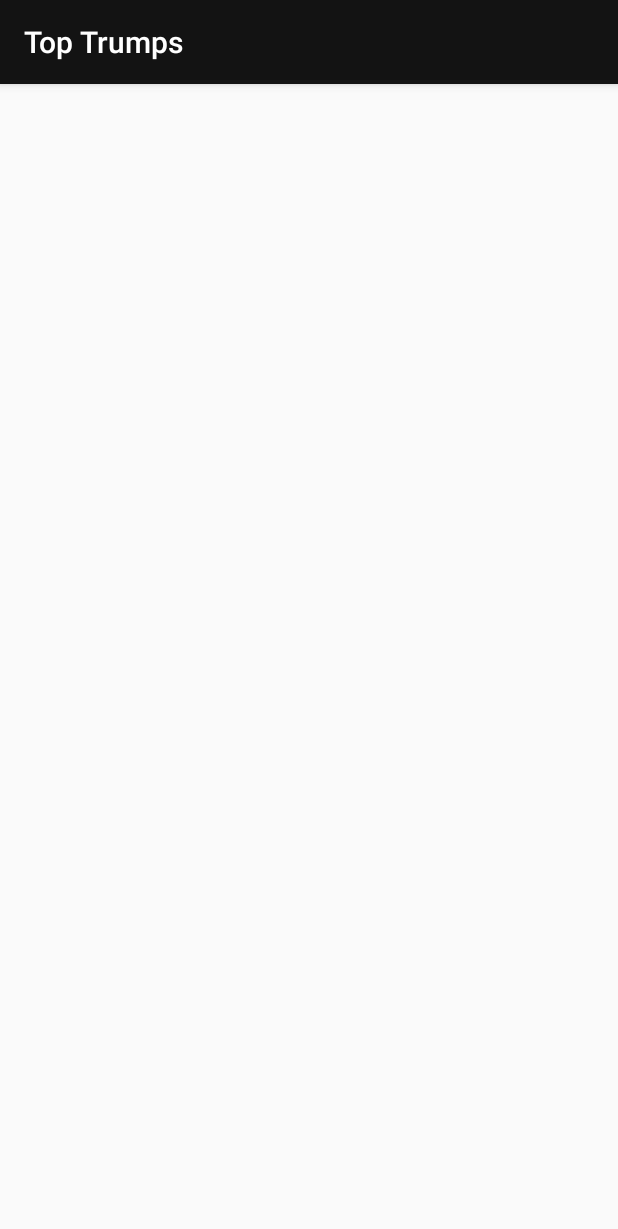
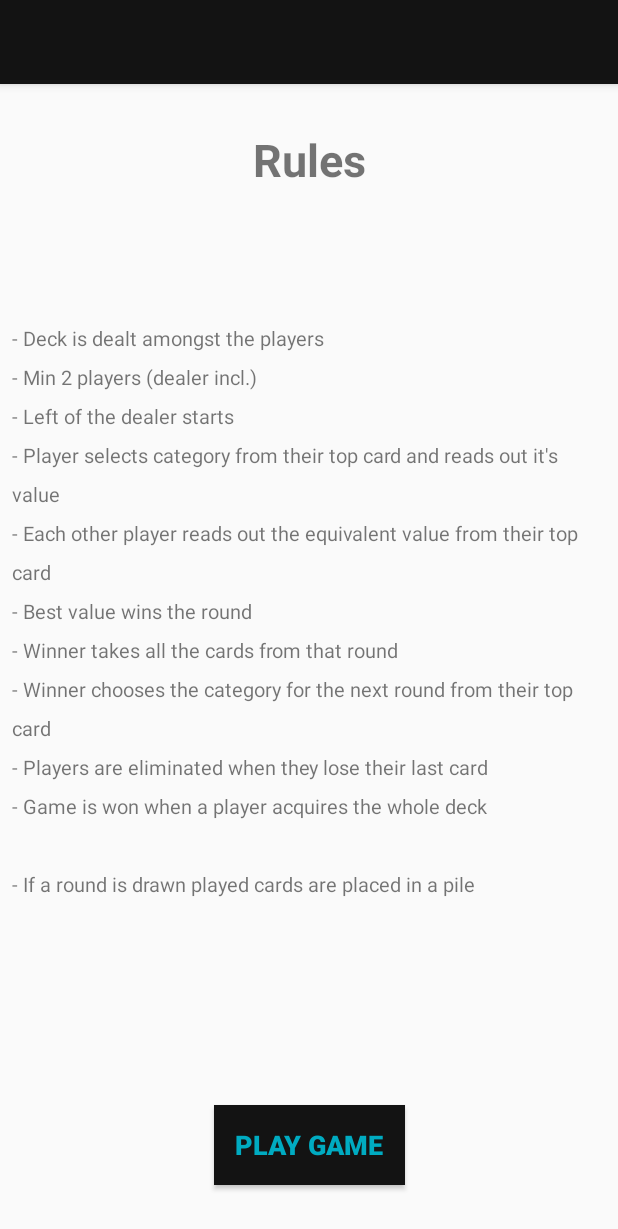
Before and after one commit to PMGH/rick_and_morty_top_trumps, an Android app: the screen it shows after launch (MainActivity before the commit, RulesActivity after it), on a phone screen of 412 x 824 dp. Shown: the top 1229 px of the screen. Run offline under Robolectric (Android 15) with nearby library versions, the phone set to English and light mode, and no system bars.

Commit message:
Adds Rules Activity

```diff
--- a/app/src/main/AndroidManifest.xml
+++ b/app/src/main/AndroidManifest.xml
@@ -16,7 +16,9 @@
                 <category android:name="android.intent.category.LAUNCHER" />
             </intent-filter>
         </activity>
-        <activity android:name=".MainActivity"></activity>
+        <activity android:name=".RulesActivity"/>
+        <activity android:name=".MainActivity"
+            android:parentActivityName=".RulesActivity"/>
     </application>
 
 </manifest>
--- a/app/src/main/java/com/example/peter/toptrumps/HomeActivity.java
+++ b/app/src/main/java/com/example/peter/toptrumps/HomeActivity.java
@@ -15,7 +15,7 @@ public class HomeActivity extends AppCompatActivity {
         Handler handler = new Handler();
         handler.postDelayed(new Runnable() {
             public void run() {
-                Intent intent = new Intent(HomeActivity.this, MainActivity.class);
+                Intent intent = new Intent(HomeActivity.this, RulesActivity.class);
                 startActivity(intent);
             }
         }, 3000);
--- a/app/src/main/java/com/example/peter/toptrumps/MainActivity.java
+++ b/app/src/main/java/com/example/peter/toptrumps/MainActivity.java
@@ -1,5 +1,6 @@
 package com.example.peter.toptrumps;
 
+import android.content.Intent;
 import android.support.v7.app.AppCompatActivity;
 import android.os.Bundle;
 
@@ -9,5 +10,7 @@ public class MainActivity extends AppCompatActivity {
     protected void onCreate(Bundle savedInstanceState) {
         super.onCreate(savedInstanceState);
         setContentView(R.layout.activity_main);
+
+//        Game game = Game.getInstance();
     }
 }
--- /dev/null
+++ b/app/src/main/java/com/example/peter/toptrumps/RulesActivity.java
@@ -0,0 +1,20 @@
+package com.example.peter.toptrumps;
+
+import android.content.Intent;
+import android.support.v7.app.AppCompatActivity;
+import android.os.Bundle;
+import android.view.View;
+
+public class RulesActivity extends AppCompatActivity {
+
+    @Override
+    protected void onCreate(Bundle savedInstanceState) {
+        super.onCreate(savedInstanceState);
+        setContentView(R.layout.activity_rules);
+    }
+
+    public void playGameButtonOnClick(View button){
+        Intent intent = new Intent(RulesActivity.this, MainActivity.class);
+        startActivity(intent);
+    }
+}
--- a/app/src/main/res/layout/activity_home.xml
+++ b/app/src/main/res/layout/activity_home.xml
@@ -13,7 +13,7 @@
         android:layout_height="146dp"
         android:layout_marginLeft="8dp"
         android:layout_marginRight="8dp"
-        android:layout_marginTop="66dp"
+        android:layout_marginTop="32dp"
         android:contentDescription="@string/rick_and_morty_title_text"
         android:scaleType="fitXY"
         app:layout_constraintLeft_toLeftOf="parent"
@@ -35,11 +35,10 @@
         android:textSize="16sp"
         android:textStyle="bold"
         app:layout_constraintBottom_toTopOf="@+id/game_splash_image"
-        app:layout_constraintHorizontal_bias="0.501"
         app:layout_constraintLeft_toLeftOf="parent"
         app:layout_constraintRight_toRightOf="parent"
         app:layout_constraintTop_toBottomOf="@+id/rick_and_morty_title_text"
-        app:layout_constraintVertical_bias="0.0" />
+        app:layout_constraintVertical_bias="0.035" />
 
     <ImageView
         android:id="@+id/game_splash_image"
--- /dev/null
+++ b/app/src/main/res/layout/activity_rules.xml
@@ -0,0 +1,61 @@
+<?xml version="1.0" encoding="utf-8"?>
+<android.support.constraint.ConstraintLayout xmlns:android="http://schemas.android.com/apk/res/android"
+    xmlns:app="http://schemas.android.com/apk/res-auto"
+    xmlns:tools="http://schemas.android.com/tools"
+    android:layout_width="match_parent"
+    android:layout_height="match_parent"
+    tools:context="com.example.peter.toptrumps.RulesActivity">
+
+    <TextView
+        android:id="@+id/rules_header_text"
+        android:layout_width="wrap_content"
+        android:layout_height="wrap_content"
+        android:layout_marginLeft="8dp"
+        android:layout_marginRight="8dp"
+        android:layout_marginTop="30dp"
+        android:text="@string/rules_header_text"
+        android:textSize="30sp"
+        android:textStyle="bold"
+        app:layout_constraintLeft_toLeftOf="parent"
+        app:layout_constraintRight_toRightOf="parent"
+        app:layout_constraintTop_toTopOf="parent" />
+
+    <TextView
+        android:id="@+id/rules_text"
+        android:layout_width="391dp"
+        android:layout_height="384dp"
+        android:layout_marginBottom="8dp"
+        android:layout_marginLeft="8dp"
+        android:layout_marginRight="8dp"
+        android:layout_marginTop="21dp"
+        android:lineSpacingExtra="10sp"
+        android:text="@string/rules_text"
+        android:textSize="13sp"
+        app:layout_constraintBottom_toTopOf="@+id/play_game_btn"
+        app:layout_constraintLeft_toLeftOf="parent"
+        app:layout_constraintRight_toRightOf="parent"
+        app:layout_constraintTop_toBottomOf="@+id/rules_header_text"
+        app:layout_constraintVertical_bias="0.346"
+        tools:layout_editor_absoluteY="90dp"
+        app:layout_constraintHorizontal_bias="0.0" />
+
+    <Button
+        android:id="@+id/play_game_btn"
+        android:layout_width="127dp"
+        android:layout_height="53dp"
+        android:layout_marginBottom="34dp"
+        android:layout_marginLeft="8dp"
+        android:layout_marginRight="8dp"
+        android:background="@color/colorPrimary"
+        android:elevation="0dp"
+        android:onClick="playGameButtonOnClick"
+        android:text="@string/play_game_btn_text"
+        android:textColor="@color/colorAccent"
+        android:textSize="18sp"
+        android:textStyle="bold"
+        app:layout_constraintBottom_toBottomOf="parent"
+        app:layout_constraintLeft_toLeftOf="parent"
+        app:layout_constraintRight_toRightOf="parent"
+        tools:layout_editor_absoluteX="134dp"
+        tools:layout_editor_absoluteY="516dp" />
+</android.support.constraint.ConstraintLayout>
--- a/app/src/main/res/values/strings.xml
+++ b/app/src/main/res/values/strings.xml
@@ -1,6 +1,10 @@
 <resources>
-    <string name="app_name">Top Trumps</string>
+    <string name="app_name"> </string>
     <string name="top_trumps">Top Trumps</string>
     <string name="rick_and_morty_title_text">Rick and Morty Title text</string>
     <string name="rick_and_morty_title_image">Rick and Morty Title Image</string>
+    <string name="rules_text">- Deck is dealt amongst the players\n- Min 2 players (dealer incl.)\n- Left of the dealer starts\n- Player selects category from their top card and reads out it\'s value\n- Each other player reads out the equivalent value from their top card\n- Best value wins the round\n- Winner takes all the cards from that round\n- Winner chooses the category for the next round from their top card\n- Players are eliminated when they lose their last card\n- Game is won when a player acquires the whole deck\n\n- If a round is drawn played cards are placed in a pile\n- A new category is chosen by the same person from their top card\n- The next round winner takes all the cards from the pile</string>
+    <string name="rules_header_text">Rules</string>
+    <string name="play_game_btn_text">Play Game</string>
+    <string name="cpu_user_image_content_description">CPU user image</string>
 </resources>
```
Also changed, not shown: app/src/main/java/com/example/peter/toptrumps/Game.java (+5 -6 lines), app/src/main/res/layout/activity_main.xml (+30 -0 lines).
